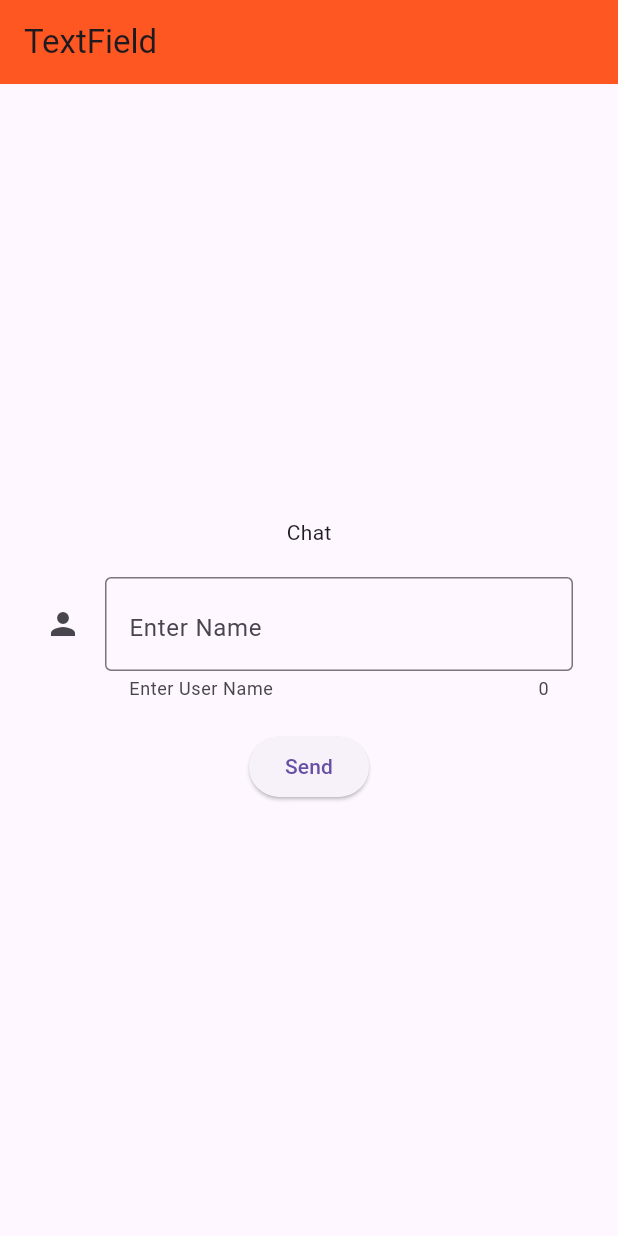
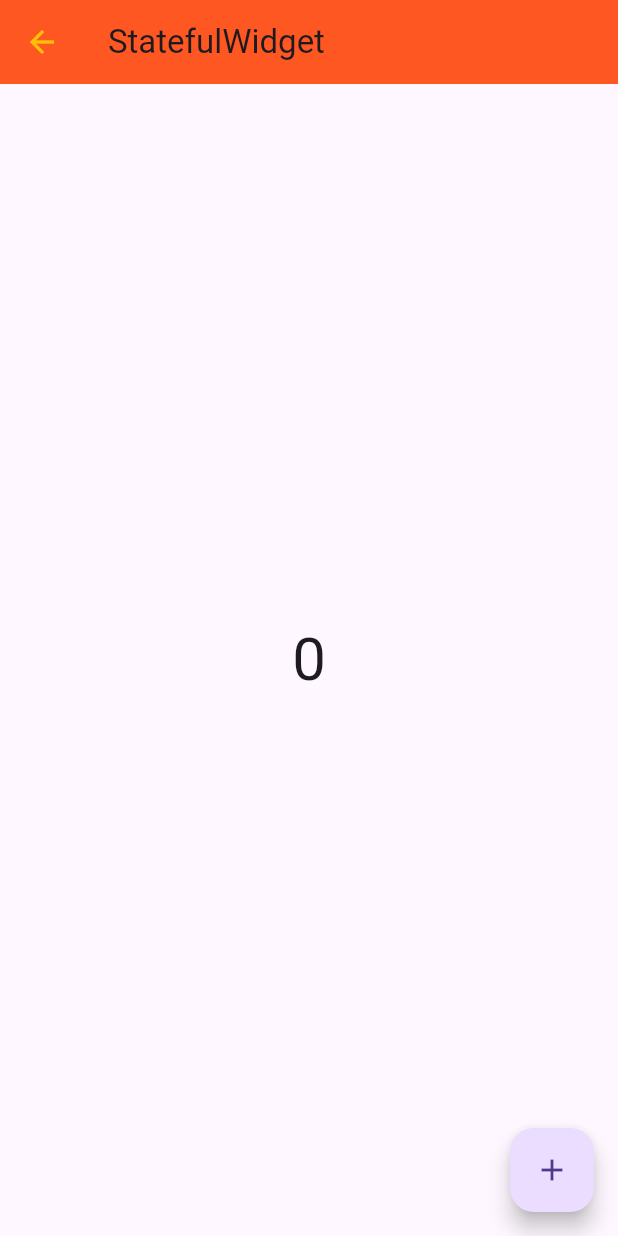
Before and after one commit to themayankprajapat/flutter_tutorial, a Flutter app: the screen it shows after launch, after a tap on "Send", on a phone screen of 412 x 824 dp. Run offline on Flutter 3.47's test engine with Material 2 defaults, Android fonts, the phone set to English and light mode, and no system bars.

Commit message:
statefulwidget

```diff
--- /dev/null
+++ b/lib/screens/stateful_screen.dart
@@ -0,0 +1,52 @@
+import 'dart:developer';
+
+import 'package:flutter/material.dart';
+
+class StatefulScreen extends StatefulWidget {
+  const StatefulScreen({super.key});
+
+  @override
+  State<StatefulScreen> createState() => _StatefulScreenState();
+}
+
+class _StatefulScreenState extends State<StatefulScreen> {
+  int number = 0;
+
+  @override
+  void initState() {
+    super.initState();
+    log('initState');
+  }
+
+  @override
+  void dispose() {
+    log('dispose');
+    super.dispose();
+  }
+
+  @override
+  Widget build(BuildContext context) {
+    return Scaffold(
+      appBar: AppBar(title: const Text('StatefulWidget')),
+      body: Center(
+        child: Column(
+          mainAxisAlignment: MainAxisAlignment.center,
+          children: [
+            Text(
+              "$number",
+              style: const TextStyle(fontSize: 40),
+            ),
+          ],
+        ),
+      ),
+      floatingActionButton: FloatingActionButton(
+        onPressed: () {
+          number++;
+          setState(() {});
+          // log(number.toString());
+        },
+        child: const Icon(Icons.add),
+      ),
+    );
+  }
+}
--- a/lib/screens/textfield_screen.dart
+++ b/lib/screens/textfield_screen.dart
@@ -2,6 +2,7 @@ import 'dart:developer';
 
 import 'package:flutter/material.dart';
 import 'package:flutter/services.dart';
+import 'package:flutter_tutorial/screens/stateful_screen.dart';
 
 final textController = TextEditingController();
 
@@ -67,6 +68,12 @@ class TextFieldScreen extends StatelessWidget {
             ),
             ElevatedButton(
               onPressed: () {
+                Navigator.push(
+                  context,
+                  MaterialPageRoute(
+                    builder: (context) => const StatefulScreen(),
+                  ),
+                );
                 log(textController.text);
               },
               child: const Text('Send'),
```
